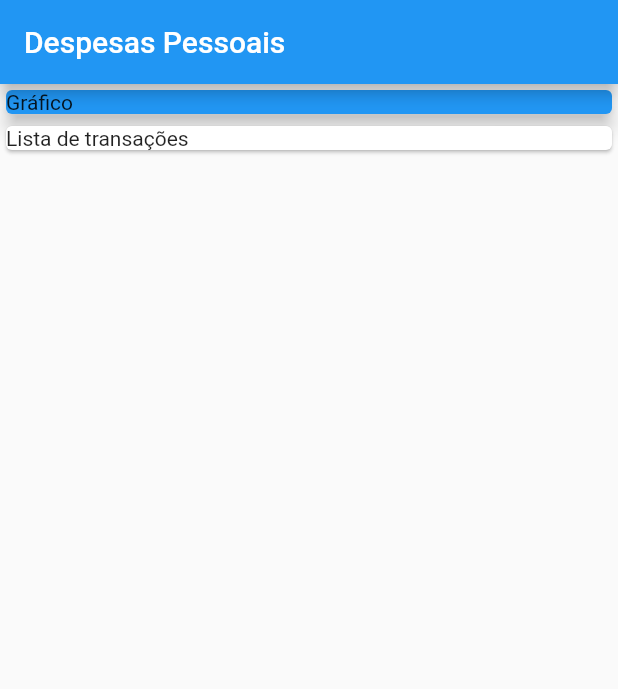
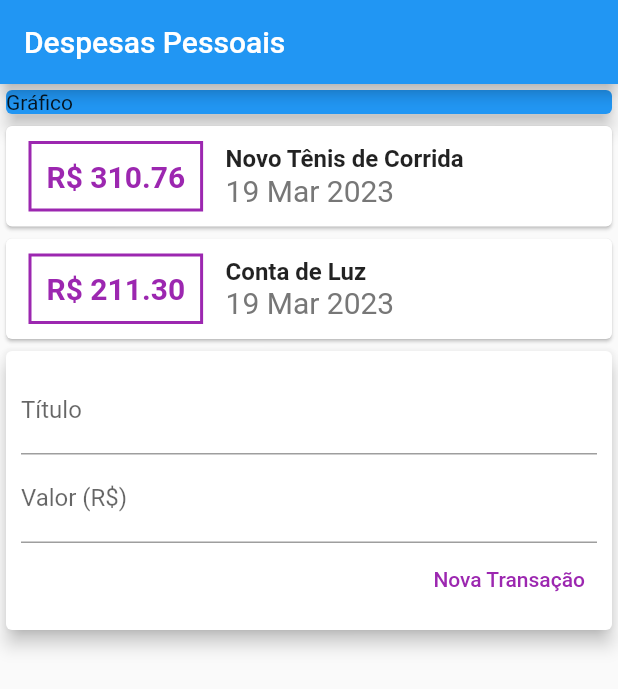
Before and after one commit to Lucasssi/expenses, a Flutter app: the screen it shows after launch, on a phone screen of 412 x 824 dp. Shown: the top 689 px of the screen. Run offline on Flutter 3.47's test engine with Material 2 defaults, Android fonts, the phone set to English and light mode, and no system bars.

```diff
--- /dev/null
+++ b/lib/components/transaction_form.dart
@@ -0,0 +1,53 @@
+import 'package:flutter/src/widgets/framework.dart';
+import 'package:flutter/src/widgets/placeholder.dart';
+import 'package:flutter/material.dart';
+
+class TransactionForm extends StatelessWidget {
+  TransactionForm({super.key});
+
+  final titleController = TextEditingController();
+  final valueController = TextEditingController();
+
+  @override
+  Widget build(BuildContext context) {
+    return Card(
+      elevation: 5,
+      child: Padding(
+        padding: const EdgeInsets.all(10),
+        child: Column(
+          children: [
+            TextField(
+              controller: titleController,
+              decoration: InputDecoration(
+                labelText: 'Título',
+              ),
+            ),
+            TextField(
+              controller: valueController,
+              decoration: InputDecoration(
+                labelText: 'Valor (R\$)',
+              ),
+            ),
+            Row(
+              mainAxisAlignment: MainAxisAlignment.end,
+              children: <Widget>[
+                TextButton(
+                  child: const Text(
+                    'Nova Transação',
+                    style: TextStyle(
+                      color: Colors.purple,
+                    ),
+                  ),
+                  onPressed: () {
+                    print(titleController.text);
+                    print(valueController.text);
+                  },
+                )
+              ],
+            ),
+          ],
+        ),
+      ),
+    );
+  }
+}
--- /dev/null
+++ b/lib/components/transaction_list.dart
@@ -0,0 +1,58 @@
+import 'package:flutter/material.dart';
+import '../models/transaction.dart';
+import 'package:intl/intl.dart';
+
+class TransactionList extends StatelessWidget {
+  final List<Transaction> transactions;
+  const TransactionList(this.transactions, {Key? key}) : super(key: key);
+
+  @override
+  Widget build(BuildContext context) {
+    return Column(
+      children: transactions.map((tr) {
+        return Card(
+          child: Row(
+            children: <Widget>[
+              Container(
+                margin: EdgeInsets.symmetric(horizontal: 15, vertical: 10),
+                decoration: BoxDecoration(
+                    border: Border.all(
+                  color: Colors.purple,
+                  width: 2,
+                )),
+                padding: EdgeInsets.all(10),
+                child: Text(
+                  'R\$ ${tr.value.toStringAsFixed(2)}',
+                  style: TextStyle(
+                    fontWeight: FontWeight.bold,
+                    fontSize: 20,
+                    color: Colors.purple,
+                  ),
+                ),
+              ),
+              Column(
+                crossAxisAlignment: CrossAxisAlignment.start,
+                children: [
+                  Text(
+                    tr.title,
+                    style: TextStyle(
+                      fontWeight: FontWeight.bold,
+                      fontSize: 16,
+                    ),
+                  ),
+                  Text(
+                    DateFormat('d MMM y').format(tr.date),
+                    style: TextStyle(
+                      fontSize: 20,
+                      color: Color.fromARGB(255, 119, 119, 119),
+                    ),
+                  ),
+                ],
+              )
+            ],
+          ),
+        );
+      }).toList(),
+    );
+  }
+}
--- /dev/null
+++ b/lib/components/transaction_user.dart
@@ -0,0 +1,37 @@
+import 'package:flutter/material.dart';
+import 'transaction_form.dart';
+import 'transaction_list.dart';
+import '../models/transaction.dart';
+
+class TransactionUser extends StatefulWidget {
+  const TransactionUser({Key? key}) : super(key: key);
+
+  @override
+  State<TransactionUser> createState() => _TransactionUserState();
+}
+
+class _TransactionUserState extends State<TransactionUser> {
+  final _transactions = [
+    Transaction(
+      id: 't1',
+      title: 'Novo Tênis de Corrida',
+      value: 310.76,
+      date: DateTime.now(),
+    ),
+    Transaction(
+      id: 't2',
+      title: 'Conta de Luz',
+      value: 211.30,
+      date: DateTime.now(),
+    ),
+  ];
+  @override
+  Widget build(BuildContext context) {
+    return Column(
+      children: [
+        TransactionList(_transactions),
+        TransactionForm(),
+      ],
+    );
+  }
+}
--- a/lib/main.dart
+++ b/lib/main.dart
@@ -1,6 +1,4 @@
-import 'package:expenses/models/transaction.dart';
-import 'package:flutter/src/widgets/framework.dart';
-import 'package:flutter/src/widgets/placeholder.dart';
+import 'components/transaction_user.dart';
 import 'package:flutter/material.dart';
 
 main() => runApp(ExpensesApp());
@@ -17,20 +15,6 @@ class ExpensesApp extends StatelessWidget {
 }
 
 class MyHomePage extends StatelessWidget {
-  final _transactions = [
-    Transaction(
-      id: 't1',
-      title: 'Novo Tênis de Corrida',
-      value: 310.76,
-      date: DateTime.now(),
-    ),
-    Transaction(
-      id: 't2',
-      title: 'Conta de Luz',
-      value: 211.30,
-      date: DateTime.now(),
-    ),
-  ];
   @override
   Widget build(BuildContext context) {
     return Scaffold(
@@ -38,7 +22,6 @@ class MyHomePage extends StatelessWidget {
         title: Text('Despesas Pessoais'),
       ),
       body: Column(
-        mainAxisAlignment: MainAxisAlignment.start,
         crossAxisAlignment: CrossAxisAlignment.stretch,
         children: <Widget>[
           Container(
@@ -49,9 +32,7 @@ class MyHomePage extends StatelessWidget {
               elevation: 5,
             ),
           ),
-          Card(
-            child: Text('Lista de transações'),
-          )
+          TransactionUser(),
         ],
       ),
     );
--- a/pubspec.yaml
+++ b/pubspec.yaml
@@ -30,7 +30,7 @@ environment:
 dependencies:
   flutter:
     sdk: flutter
-
+  intl: ^0.17.0
 
   # The following adds the Cupertino Icons font to your application.
   # Use with the CupertinoIcons class for iOS style icons.
```
Also changed, not shown: pubspec.lock.
